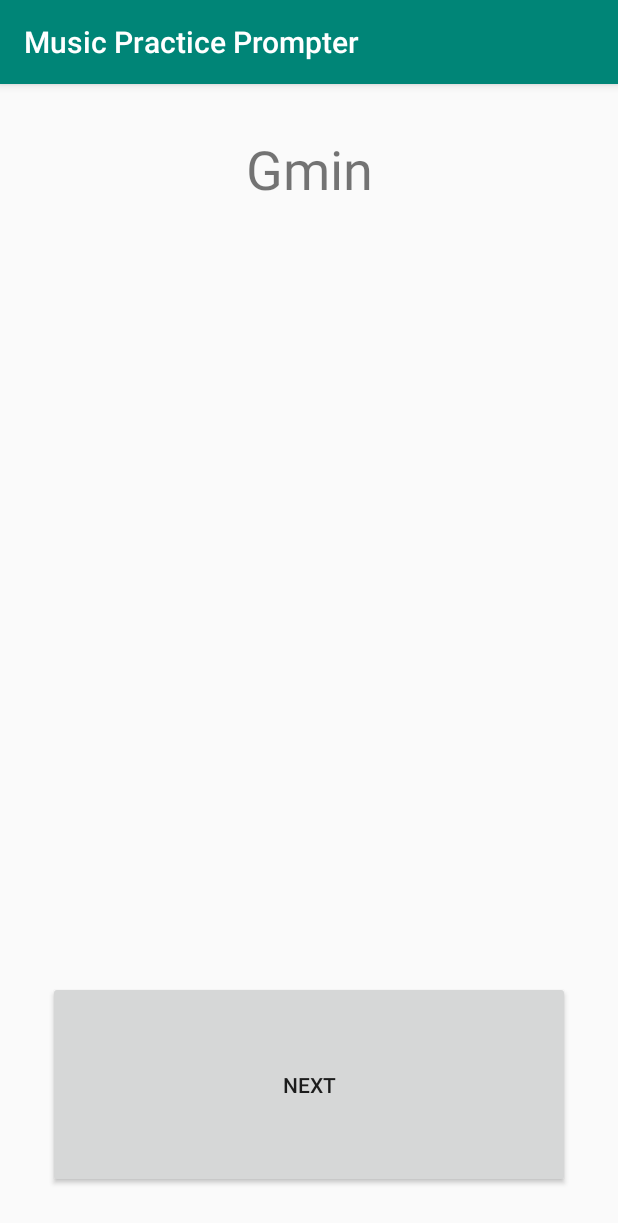
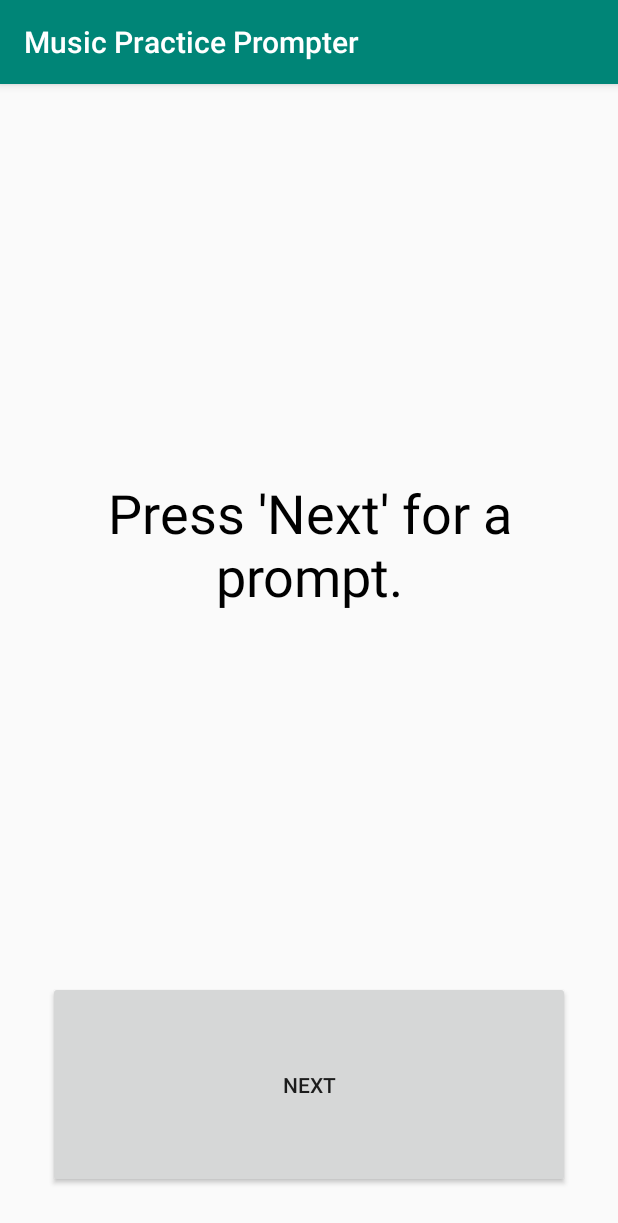
Before and after one commit to JPUF/MusicPracticePrompter, an Android app: the PromptFragment screen opened through its navigation route, on a phone screen of 412 x 824 dp. Shown: the top 1223 px of the screen. Run offline under Robolectric (Android 15) with nearby library versions, the phone set to English and light mode, and no system bars; our stand-ins replace data binding.

Commit message:
A 'next' button to select a new key prompt.

```diff
--- a/app/src/main/java/com/jlbennett/musicpracticeprompter/PromptFragment.kt
+++ b/app/src/main/java/com/jlbennett/musicpracticeprompter/PromptFragment.kt
@@ -10,11 +10,21 @@ import com.jlbennett.musicpracticeprompter.databinding.FragmentPromptBinding
 
 class PromptFragment : Fragment() {
 
-    override fun onCreateView(inflater: LayoutInflater,
-                              container: ViewGroup?,
-                              savedInstanceState: Bundle?): View? {
+    override fun onCreateView(
+        inflater: LayoutInflater,
+        container: ViewGroup?,
+        savedInstanceState: Bundle?
+    ): View? {
         // Inflate the layout for this fragment
-        val binding: FragmentPromptBinding = DataBindingUtil.inflate(inflater, R.layout.fragment_prompt, container, false)
+        val binding: FragmentPromptBinding =
+            DataBindingUtil.inflate(inflater, R.layout.fragment_prompt, container, false)
+
+        binding.nextButton.setOnClickListener {
+            val roots = listOf("A", "A#", "B", "C", "C#", "D", "D#", "E", "F", "F#", "G", "G#")
+            val mode = listOf("Major", "Minor")
+            binding.promptText.text = "${roots.random()}\n${mode.random()}"
+        }
+
         return binding.root
     }
 }
--- a/app/src/main/res/layout/fragment_prompt.xml
+++ b/app/src/main/res/layout/fragment_prompt.xml
@@ -17,12 +17,13 @@
                 app:layout_constraintBottom_toBottomOf="parent" android:layout_marginBottom="16dp"
                 app:layout_constraintTop_toTopOf="parent" android:layout_marginTop="16dp">
             <TextView
-                    android:text="@string/gmin"
+                    android:text="@string/prompt"
+                    android:gravity="center_vertical"
                     android:layout_width="match_parent"
                     android:layout_height="0dp"
                     android:id="@+id/promptText"
                     android:layout_marginTop="16dp" android:layout_weight="0.8" android:textAlignment="center"
-                    android:textSize="36sp"/>
+                    android:textSize="36sp" android:textColor="@android:color/black"/>
             <Button
                     android:text="@string/next"
                     android:layout_width="match_parent"
--- a/app/src/main/res/values/strings.xml
+++ b/app/src/main/res/values/strings.xml
@@ -6,4 +6,5 @@
     <string name="hello_blank_fragment">Hello blank fragment</string>
     <string name="gmin">Gmin</string>
     <string name="next">Next</string>
+    <string name="prompt">Press \'Next\' for a prompt.</string>
 </resources>
```
